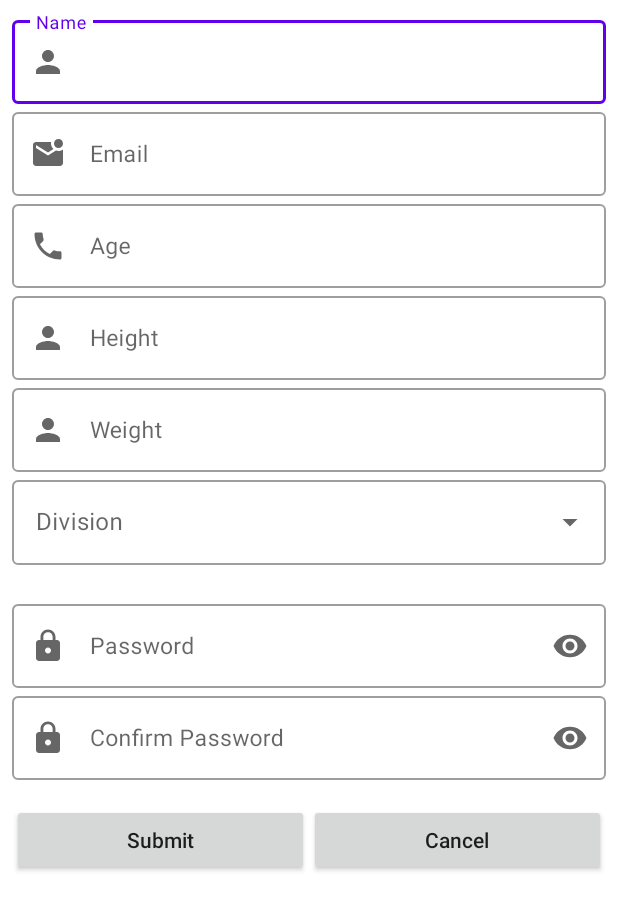
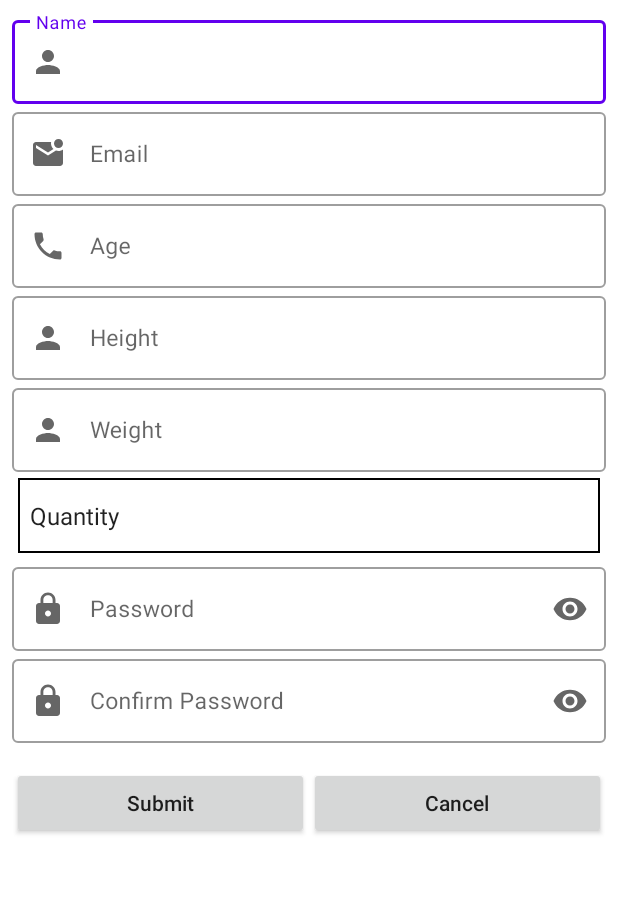
Before and after one commit to Sabbbir/HealthY, an Android app: the layout activity_register.xml on its own in the app's theme, with its tools: preview values and no code run, on a phone screen of 412 x 824 dp. Shown: the top 910 px of the screen. Run offline under Robolectric (Android 15) with nearby library versions, the phone set to English and light mode, and no system bars.

Commit message:
okay-okay

```diff
--- a/app/build.gradle
+++ b/app/build.gradle
@@ -3,7 +3,6 @@ plugins {
     id 'org.jetbrains.kotlin.android'
     id 'kotlin-android'
     id 'kotlin-parcelize'
-
     id 'com.google.gms.google-services'
 }
 
--- a/app/src/main/java/com/example/healthy/MainActivity.kt
+++ b/app/src/main/java/com/example/healthy/MainActivity.kt
@@ -9,7 +9,7 @@ class MainActivity : AppCompatActivity() {
     override fun onCreate(savedInstanceState: Bundle?) {
         super.onCreate(savedInstanceState)
         setContentView(R.layout.activity_main)
-      //  startActivity(Intent(this, Register_Activity::class.java))
+        startActivity(Intent(this, Register_Activity::class.java))
 
 //        workout_Login_cred_submit.setOnClickListener {
 //            val login_submit = Intent(this, MenuPage::class.java)
--- a/app/src/main/java/com/example/healthy/Register_Activity.java
+++ b/app/src/main/java/com/example/healthy/Register_Activity.java
@@ -3,6 +3,11 @@ package com.example.healthy;
 import androidx.appcompat.app.AppCompatActivity;
 
 import android.os.Bundle;
+import android.widget.ArrayAdapter;
+import android.widget.AutoCompleteTextView;
+
+import java.util.ArrayList;
+import java.util.List;
 
 public class Register_Activity extends AppCompatActivity {
 
@@ -11,4 +16,5 @@ public class Register_Activity extends AppCompatActivity {
         super.onCreate(savedInstanceState);
         setContentView(R.layout.activity_register);
     }
+
 }
--- /dev/null
+++ b/app/src/main/res/drawable/rectangle_background.xml
@@ -0,0 +1,9 @@
+<?xml version="1.0" encoding="utf-8"?>
+<shape xmlns:android="http://schemas.android.com/apk/res/android"
+    android:shape="rectangle">
+
+    <stroke
+        android:width="1dp"
+        android:color="@color/black" />
+
+</shape>
--- a/app/src/main/res/layout/activity_register.xml
+++ b/app/src/main/res/layout/activity_register.xml
@@ -73,6 +73,7 @@
             style="@style/Widget.MaterialComponents.TextInputLayout.OutlinedBox"
             android:layout_width="match_parent"
             android:layout_height="wrap_content"
+
             android:hint="Height"
             app:startIconDrawable="@drawable/icon_person">
 
@@ -103,23 +104,14 @@
                 android:textSize="15sp" />
         </com.google.android.material.textfield.TextInputLayout>
 
-        <com.google.android.material.textfield.TextInputLayout
-            android:id="@+id/Activity_SearchBlood_TextInputLayout_BloodGroup"
-            style="@style/Widget.MaterialComponents.TextInputLayout.OutlinedBox.ExposedDropdownMenu"
+        <Spinner
+            android:layout_margin="4dp"
+            android:id="@+id/spinner"
             android:layout_width="match_parent"
-            android:layout_height="wrap_content"
-            android:hint="Division"
-            app:errorEnabled="true"
-            app:helperTextEnabled="true">
-
-            <AutoCompleteTextView
-                android:id="@+id/Activity_SearchBlood_TextInputLayout_AutoCompleteTextView_BloodGroup"
-                android:layout_width="match_parent"
-                android:layout_height="wrap_content"
-                android:inputType="none"
-                android:maxLines="1"
-                android:textColor="@color/black" />
-        </com.google.android.material.textfield.TextInputLayout>
+            android:layout_height="50dp"
+            android:layout_weight="1"
+            android:background="@drawable/rectangle_background"
+            android:entries="@array/profession" />
 
         <com.google.android.material.textfield.TextInputLayout
             android:id="@+id/Activity_Register_TextInputLayout_Password"
--- a/app/src/main/res/values/strings.xml
+++ b/app/src/main/res/values/strings.xml
@@ -22,4 +22,12 @@
     <string name="invalid_password">Password must be >5 characters</string>
     <string name="login_failed">"Login failed"</string>
     <string name="signupasanewuser">signUpAsaNewUser</string>
+    <string-array name="profession">
+        <item>Quantity</item>
+        <item>1</item>
+        <item>2</item>
+        <item>3</item>
+        <item>4</item>
+        <item>5</item>
+    </string-array>
 </resources>
```
Also changed, not shown: app/src/main/res/drawable/activity_register.xml (deleted, +0 -192 lines), app/src/main/res/layout/layout_drop_down_menu_single_item.xml (added, +10 -0 lines).
